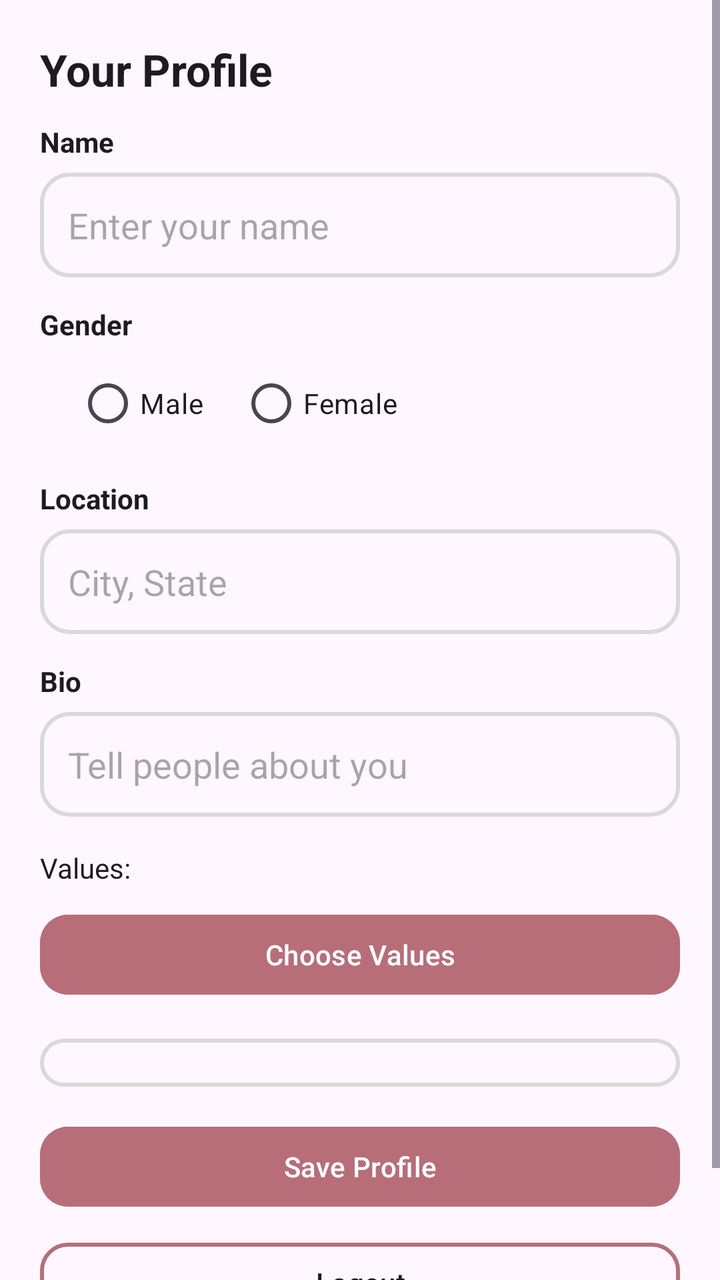
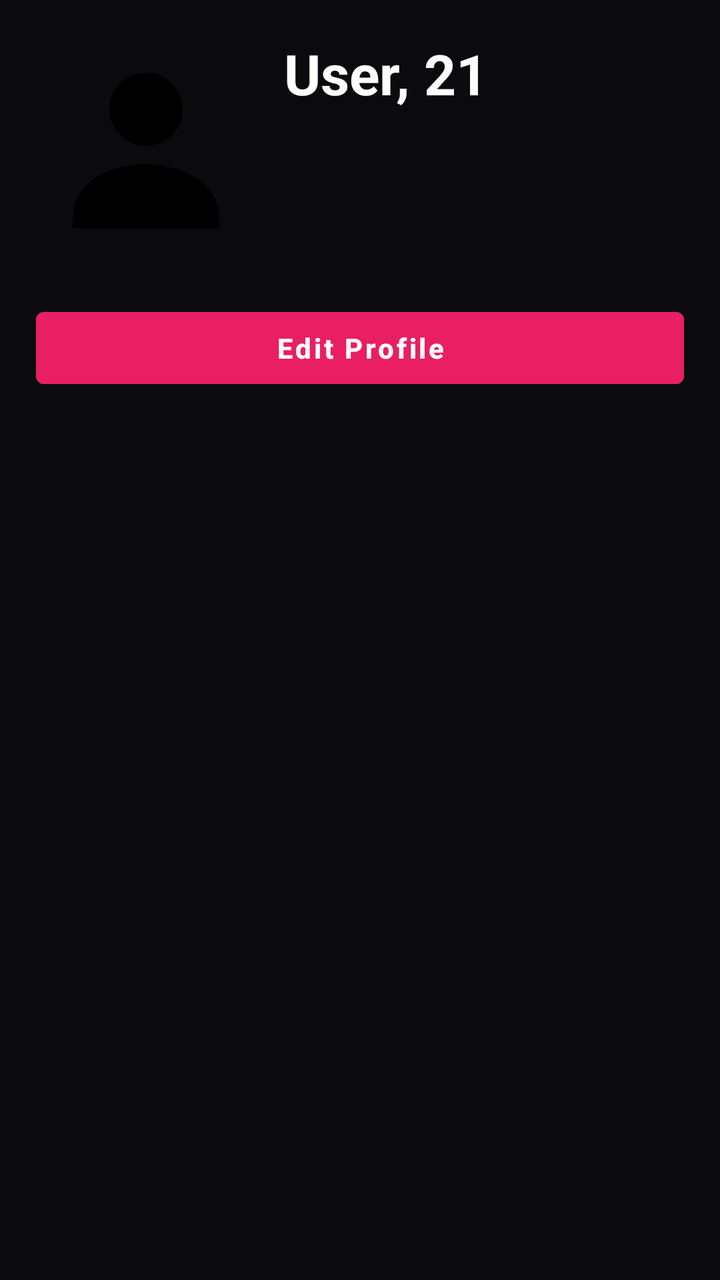

The first picture is an Android layout as it rendered before a commit; the second is the same layout after the commit. The layout source and the unified diff follow.
<!-- AndroidManifest.xml: application theme Theme.ValueMatch -->
<!-- res/layout/fragment_profile.xml -->
<?xml version="1.0" encoding="utf-8"?>
<ScrollView
    xmlns:android="http://schemas.android.com/apk/res/android"
    xmlns:app="http://schemas.android.com/apk/res-auto"
    android:layout_width="match_parent"
    android:layout_height="match_parent"
    android:background="?android:colorBackground">

    <LinearLayout
        android:orientation="vertical"
        android:layout_width="match_parent"
        android:layout_height="wrap_content"
        android:padding="20dp">

        <TextView
            android:layout_width="match_parent"
            android:layout_height="wrap_content"
            android:text="Your Profile"
            android:textSize="22sp"
            android:textStyle="bold"
            android:textColor="?android:textColorPrimary"
            android:paddingBottom="12dp"/>

        <TextView
            android:layout_width="match_parent"
            android:layout_height="wrap_content"
            android:text="Name"
            android:textSize="14sp"
            android:textStyle="bold"
            android:textColor="?android:textColorPrimary"
            android:layout_marginBottom="6dp"/>

        <EditText
            android:id="@+id/nameInput"
            android:layout_width="match_parent"
            android:layout_height="wrap_content"
            android:hint="Enter your name"
            android:minHeight="48dp"
            android:padding="14dp"
            android:background="@drawable/circle_background"
            android:textColor="?android:textColorPrimary"
            android:textColorHint="?android:textColorHint"
            android:inputType="textPersonName"/>

        <TextView
            android:layout_width="match_parent"
            android:layout_height="wrap_content"
            android:text="Gender"
            android:textSize="14sp"
            android:textStyle="bold"
            android:textColor="?android:textColorPrimary"
            android:layout_marginTop="14dp"
            android:layout_marginBottom="6dp"/>

        <RadioGroup
            android:id="@+id/genderGroup"
            android:layout_width="match_parent"
            android:layout_height="wrap_content"
            android:orientation="horizontal">

            <RadioButton
                android:id="@+id/genderMale"
                android:layout_width="wrap_content"
                android:layout_height="wrap_content"
                android:text="Male"
                android:layout_marginStart="18dp"/>

            <RadioButton
                android:id="@+id/genderFemale"
                android:layout_width="wrap_content"
                android:layout_height="wrap_content"
                android:text="Female"
                android:layout_marginStart="18dp"/>
        </RadioGroup>

        <TextView
            android:layout_width="match_parent"
            android:layout_height="wrap_content"
            android:text="Location"
            android:textSize="14sp"
            android:textStyle="bold"
            android:textColor="?android:textColorPrimary"
            android:layout_marginTop="14dp"
            android:layout_marginBottom="6dp"/>

        <EditText
            android:id="@+id/locationInput"
            android:layout_width="match_parent"
            android:layout_height="wrap_content"
            android:hint="City, State"
            android:minHeight="48dp"
            android:padding="14dp"
            android:background="@drawable/circle_background"
            android:textColor="?android:textColorPrimary"
            android:textColorHint="?android:textColorHint"
            android:inputType="textCapWords"/>

        <TextView
            android:layout_width="match_parent"
            android:layout_height="wrap_content"
            android:text="Bio"
            android:textSize="14sp"
            android:textStyle="bold"
            android:textColor="?android:textColorPrimary"
            android:layout_marginTop="14dp"
            android:layout_marginBottom="6dp"/>

        <EditText
            android:id="@+id/bioInput"
            android:layout_width="match_parent"
            android:layout_height="wrap_content"
            android:hint="Tell people about you"
            android:minHeight="48dp"
            android:padding="14dp"
            android:background="@drawable/circle_background"
            android:textColor="?android:textColorPrimary"
            android:textColorHint="?android:textColorHint"
            android:inputType="textMultiLine|textCapSentences"
            android:maxLines="4"/>

        <TextView
            android:id="@+id/valuesLabel"
            android:layout_width="match_parent"
            android:layout_height="wrap_content"
            android:text="Values:"
            android:textSize="14sp"
            android:textColor="?android:textColorPrimary"
            android:layout_marginTop="16dp"/>

        <com.google.android.material.button.MaterialButton
            android:id="@+id/editValuesButton"
            android:layout_width="match_parent"
            android:layout_height="48dp"
            android:text="Choose Values"
            android:textAllCaps="false"
            android:textColor="@android:color/white"
            android:layout_marginTop="10dp"
            android:backgroundTint="@color/rose_gold"
            app:cornerRadius="14dp"/>

        <LinearLayout
            android:layout_width="match_parent"
            android:layout_height="wrap_content"
            android:orientation="horizontal"
            android:layout_marginTop="18dp"
            android:padding="12dp"
            android:background="@drawable/circle_background"
            android:gravity="center_vertical">

        </LinearLayout>

        <com.google.android.material.button.MaterialButton
            android:id="@+id/saveProfileButton"
            android:layout_width="match_parent"
            android:layout_height="48dp"
            android:text="Save Profile"
            android:textAllCaps="false"
            android:textColor="@android:color/white"
            android:layout_marginTop="16dp"
            android:backgroundTint="@color/rose_gold"
            app:cornerRadius="14dp"/>

        <com.google.android.material.button.MaterialButton
            android:id="@+id/logoutButton"
            android:layout_width="match_parent"
            android:layout_height="48dp"
            android:text="Logout"
            android:textAllCaps="false"
            android:textColor="?android:textColorPrimary"
            android:layout_marginTop="10dp"
            app:cornerRadius="14dp"
            app:strokeWidth="2dp"
            app:strokeColor="@color/rose_gold"
            android:backgroundTint="@android:color/transparent"/>

        <View
            android:layout_width="match_parent"
            android:layout_height="16dp"/>
    </LinearLayout>

</ScrollView>
<!-- resources referenced by this layout -->
<resources>
  <color name="rose_gold">#B76E79</color>
  <!-- drawable circle_background (drawable) -->
  <?xml version="1.0" encoding="utf-8"?>
  <shape xmlns:android="http://schemas.android.com/apk/res/android"
      android:shape="rectangle">
      <corners android:radius="14dp"/>
      <solid android:color="@android:color/transparent"/>
      <stroke android:width="2dp" android:color="#D9D9D9"/>
      <padding
          android:left="8dp"
          android:top="8dp"
          android:right="8dp"
          android:bottom="8dp"/>
  </shape>
  <style name="Theme.ValueMatch" parent="Theme.Material3.DayNight.NoActionBar">
          <item name="colorPrimary">@color/rose_gold</item>
          <item name="colorOnPrimary">@color/text_light</item>
  
          <item name="colorSecondary">@color/rose_gold</item>
          <item name="colorOnSecondary">@color/text_light</item>
  
          <item name="android:statusBarColor">@color/rose_gold</item>
      </style>
  <color name="text_light">#FFFFFF</color>
</resources>

<!-- the commit's change to res/layout/fragment_profile.xml (unified diff, before → after) -->
@@ -1,181 +1,57 @@
 <?xml version="1.0" encoding="utf-8"?>
-<ScrollView
+<androidx.constraintlayout.widget.ConstraintLayout
     xmlns:android="http://schemas.android.com/apk/res/android"
     xmlns:app="http://schemas.android.com/apk/res-auto"
     android:layout_width="match_parent"
     android:layout_height="match_parent"
-    android:background="?android:colorBackground">
+    android:background="#0B0B0F"
+    android:padding="18dp">
 
-    <LinearLayout
-        android:orientation="vertical"
-        android:layout_width="match_parent"
+    <ImageView
+        android:id="@+id/profilePhoto"
+        android:layout_width="110dp"
+        android:layout_height="110dp"
+        android:src="@drawable/ic_profile"
+        android:scaleType="centerCrop"
+        app:layout_constraintTop_toTopOf="parent"
+        app:layout_constraintStart_toStartOf="parent"/>
+
+    <TextView
+        android:id="@+id/profileNameAge"
+        android:layout_width="0dp"
         android:layout_height="wrap_content"
-        android:padding="20dp">
+        android:text="User, 21"
+        android:textColor="@android:color/white"
+        android:textStyle="bold"
+        android:textSize="28sp"
+        android:layout_marginStart="14dp"
+        app:layout_constraintStart_toEndOf="@id/profilePhoto"
+        app:layout_constraintTop_toTopOf="@id/profilePhoto"
+        app:layout_constraintEnd_toEndOf="parent"/>
 
-        <TextView
-            android:layout_width="match_parent"
-            android:layout_height="wrap_content"
-            android:text="Your Profile"
-            android:textSize="22sp"
-            android:textStyle="bold"
-            android:textColor="?android:textColorPrimary"
-            android:paddingBottom="12dp"/>
+    <com.google.android.material.chip.ChipGroup
+        android:id="@+id/profileValuesGroup"
+        android:layout_width="0dp"
+        android:layout_height="wrap_content"
+        android:layout_marginTop="8dp"
+        app:layout_constraintStart_toStartOf="@id/profileNameAge"
+        app:layout_constraintTop_toBottomOf="@id/profileNameAge"
+        app:layout_constraintEnd_toEndOf="parent"
+        app:chipSpacingHorizontal="8dp"
+        app:chipSpacingVertical="8dp"/>
 
-        <TextView
-            android:layout_width="match_parent"
-            android:layout_height="wrap_content"
-            android:text="Name"
-            android:textSize="14sp"
-            android:textStyle="bold"
-            android:textColor="?android:textColorPrimary"
-            android:layout_marginBottom="6dp"/>
+    <Button
+        android:id="@+id/btnEditProfile"
+        android:layout_width="0dp"
+        android:layout_height="48dp"
+        android:text="Edit Profile"
+        android:textAllCaps="false"
+        android:textStyle="bold"
+        android:textColor="@android:color/white"
+        android:backgroundTint="#E91E63"
+        android:layout_marginTop="22dp"
+        app:layout_constraintTop_toBottomOf="@id/profilePhoto"
+        app:layout_constraintStart_toStartOf="parent"
+        app:layout_constraintEnd_toEndOf="parent"/>
 
-        <EditText
-            android:id="@+id/nameInput"
-            android:layout_width="match_parent"
-            android:layout_height="wrap_content"
-            android:hint="Enter your name"
-            android:minHeight="48dp"
-            android:padding="14dp"
-            android:background="@drawable/circle_background"
-            android:textColor="?android:textColorPrimary"
-            android:textColorHint="?android:textColorHint"
-            android:inputType="textPersonName"/>
-
-        <TextView
-            android:layout_width="match_parent"
-            android:layout_height="wrap_content"
-            android:text="Gender"
-            android:textSize="14sp"
-            android:textStyle="bold"
-            android:textColor="?android:textColorPrimary"
-            android:layout_marginTop="14dp"
-            android:layout_marginBottom="6dp"/>
-
-        <RadioGroup
-            android:id="@+id/genderGroup"
-            android:layout_width="match_parent"
-            android:layout_height="wrap_content"
-            android:orientation="horizontal">
-
-            <RadioButton
-                android:id="@+id/genderMale"
-                android:layout_width="wrap_content"
-                android:layout_height="wrap_content"
-                android:text="Male"
-                android:layout_marginStart="18dp"/>
-
-            <RadioButton
-                android:id="@+id/genderFemale"
-                android:layout_width="wrap_content"
-                android:layout_height="wrap_content"
-                android:text="Female"
-                android:layout_marginStart="18dp"/>
-        </RadioGroup>
-
-        <TextView
-            android:layout_width="match_parent"
-            android:layout_height="wrap_content"
-            android:text="Location"
-            android:textSize="14sp"
-            android:textStyle="bold"
-            android:textColor="?android:textColorPrimary"
-            android:layout_marginTop="14dp"
-            android:layout_marginBottom="6dp"/>
-
-        <EditText
-            android:id="@+id/locationInput"
-            android:layout_width="match_parent"
-            android:layout_height="wrap_content"
-            android:hint="City, State"
-            android:minHeight="48dp"
-            android:padding="14dp"
-            android:background="@drawable/circle_background"
-            android:textColor="?android:textColorPrimary"
-            android:textColorHint="?android:textColorHint"
-            android:inputType="textCapWords"/>
-
-        <TextView
-            android:layout_width="match_parent"
-            android:layout_height="wrap_content"
-            android:text="Bio"
-            android:textSize="14sp"
-            android:textStyle="bold"
-            android:textColor="?android:textColorPrimary"
-            android:layout_marginTop="14dp"
-            android:layout_marginBottom="6dp"/>
-
-        <EditText
-            android:id="@+id/bioInput"
-            android:layout_width="match_parent"
-            android:layout_height="wrap_content"
-            android:hint="Tell people about you"
-            android:minHeight="48dp"
-            android:padding="14dp"
-            android:background="@drawable/circle_background"
-            android:textColor="?android:textColorPrimary"
-            android:textColorHint="?android:textColorHint"
-            android:inputType="textMultiLine|textCapSentences"
-            android:maxLines="4"/>
-
-        <TextView
-            android:id="@+id/valuesLabel"
-            android:layout_width="match_parent"
-            android:layout_height="wrap_content"
-            android:text="Values:"
-            android:textSize="14sp"
-            android:textColor="?android:textColorPrimary"
-            android:layout_marginTop="16dp"/>
-
-        <com.google.android.material.button.MaterialButton
-            android:id="@+id/editValuesButton"
-            android:layout_width="match_parent"
-            android:layout_height="48dp"
-            android:text="Choose Values"
-            android:textAllCaps="false"
-            android:textColor="@android:color/white"
-            android:layout_marginTop="10dp"
-            android:backgroundTint="@color/rose_gold"
-            app:cornerRadius="14dp"/>
-
-        <LinearLayout
-            android:layout_width="match_parent"
-            android:layout_height="wrap_content"
-            android:orientation="horizontal"
-            android:layout_marginTop="18dp"
-            android:padding="12dp"
-            android:background="@drawable/circle_background"
-            android:gravity="center_vertical">
-
-        </LinearLayout>
-
-        <com.google.android.material.button.MaterialButton
-            android:id="@+id/saveProfileButton"
-            android:layout_width="match_parent"
-            android:layout_height="48dp"
-            android:text="Save Profile"
-            android:textAllCaps="false"
-            android:textColor="@android:color/white"
-            android:layout_marginTop="16dp"
-            android:backgroundTint="@color/rose_gold"
-            app:cornerRadius="14dp"/>
-
-        <com.google.android.material.button.MaterialButton
-            android:id="@+id/logoutButton"
-            android:layout_width="match_parent"
-            android:layout_height="48dp"
-            android:text="Logout"
-            android:textAllCaps="false"
-            android:textColor="?android:textColorPrimary"
-            android:layout_marginTop="10dp"
-            app:cornerRadius="14dp"
-            app:strokeWidth="2dp"
-            app:strokeColor="@color/rose_gold"
-            android:backgroundTint="@android:color/transparent"/>
-
-        <View
-            android:layout_width="match_parent"
-            android:layout_height="16dp"/>
-    </LinearLayout>
-
-</ScrollView>
+</androidx.constraintlayout.widget.ConstraintLayout>
<!-- resource entries referenced after the edit -->
@@ -1,28 +1,36 @@
 <!-- resources referenced by this layout -->
 <resources>
-  <color name="rose_gold">#B76E79</color>
-  <!-- drawable circle_background (drawable) -->
-  <?xml version="1.0" encoding="utf-8"?>
-  <shape xmlns:android="http://schemas.android.com/apk/res/android"
-      android:shape="rectangle">
-      <corners android:radius="14dp"/>
-      <solid android:color="@android:color/transparent"/>
-      <stroke android:width="2dp" android:color="#D9D9D9"/>
-      <padding
-          android:left="8dp"
-          android:top="8dp"
-          android:right="8dp"
-          android:bottom="8dp"/>
-  </shape>
-  <style name="Theme.ValueMatch" parent="Theme.Material3.DayNight.NoActionBar">
-          <item name="colorPrimary">@color/rose_gold</item>
-          <item name="colorOnPrimary">@color/text_light</item>
+  <!-- drawable ic_profile (drawable) -->
+  <vector xmlns:android="http://schemas.android.com/apk/res/android"
+      android:width="24dp"
+      android:height="24dp"
+      android:viewportWidth="24"
+      android:viewportHeight="24">
   
-          <item name="colorSecondary">@color/rose_gold</item>
-          <item name="colorOnSecondary">@color/text_light</item>
+      <path
+          android:fillColor="#FF000000"
+          android:pathData="M12,12a4,4 0,1 0,-4 -4a4,4 0,0 0,4 4z" />
   
-          <item name="android:statusBarColor">@color/rose_gold</item>
+      <path
+          android:fillColor="#FF000000"
+          android:pathData="M4,20c0,-4 4,-6 8,-6s8,2 8,6v1H4z" />
+  </vector>
+  <style name="Theme.ValueMatch" parent="Theme.MaterialComponents.Light.NoActionBar">
+  
+          <item name="colorPrimary">#E91E63</item>
+          <item name="colorPrimaryVariant">#E91E63</item>
+          <item name="colorSecondary">#E91E63</item>
+          <item name="colorOnPrimary">@android:color/white</item>
+  
+          <item name="android:windowBackground">@android:color/white</item>
+          <item name="android:textColorPrimary">@android:color/black</item>
+          <item name="android:textColorSecondary">@android:color/black</item>
+  
+          <item name="windowActionBar">false</item>
+          <item name="windowNoTitle">true</item>
+  
+          <item name="colorSurface">@android:color/white</item>
+          <item name="colorOnSurface">@android:color/black</item>
       </style>
-  <color name="text_light">#FFFFFF</color>
 </resources>
 
